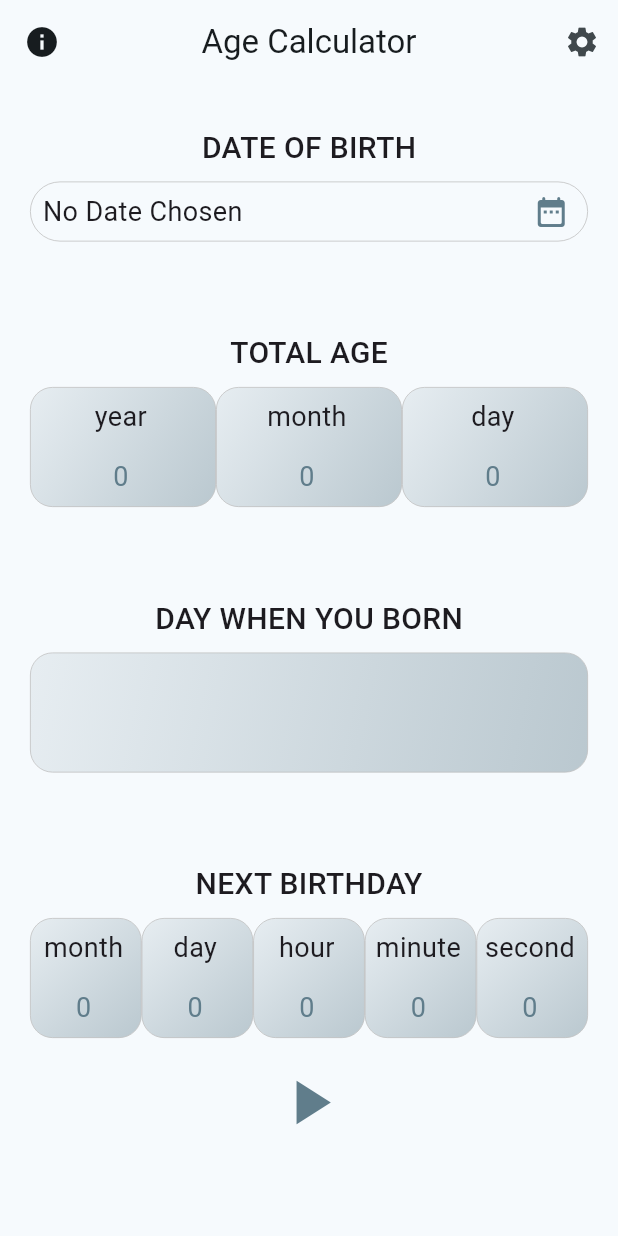
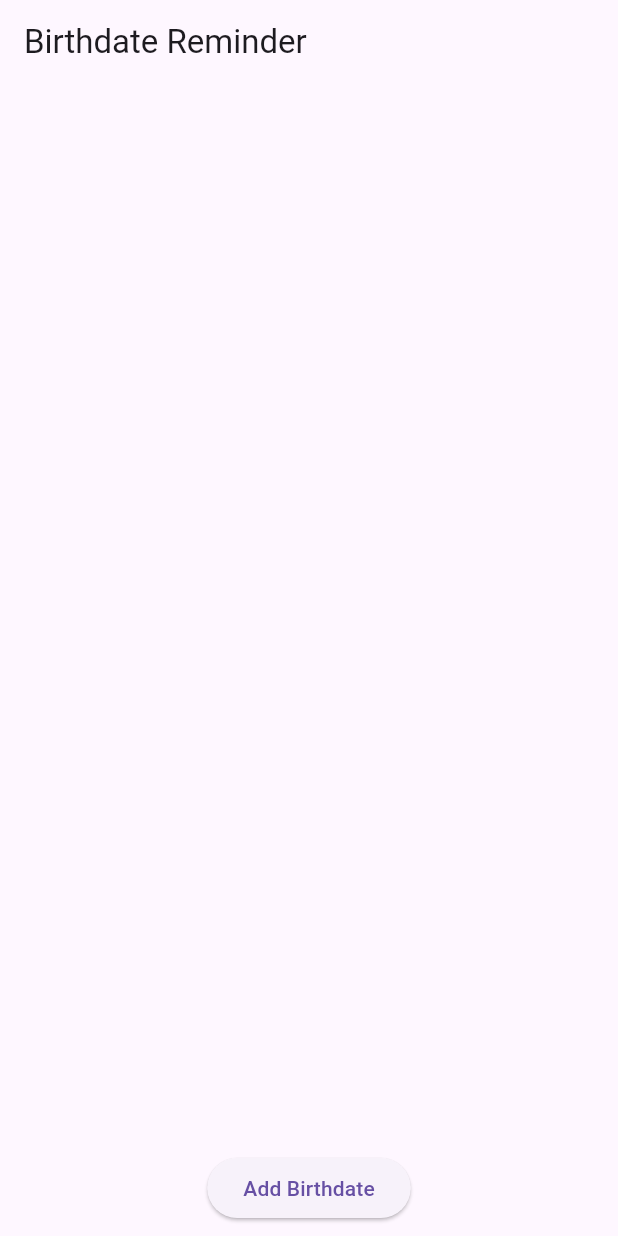
Before and after one commit to salahalshafey/my_age, a Flutter app: the screen it shows after launch, on a phone screen of 412 x 824 dp. Run offline on Flutter 3.47's test engine with Material 3 defaults, Android fonts, the phone set to English and light mode, and no system bars; our stand-ins replace hijri, hive_flutter, shared_preferences, time; accounts and stored records are empty; generated files the repository leaves out were written again.

Commit message:
saving data

```diff
--- a/lib/main.dart
+++ b/lib/main.dart
@@ -1,22 +1,24 @@
 import 'package:flutter/material.dart';
 import 'package:provider/provider.dart';
-import 'package:hive_flutter/hive_flutter.dart';
+import 'providers/birthdate_provider.dart';
+import 'src/pages/home_screen.dart';
 
-import 'src/app.dart';
-import 'src/providers/general_settings_provider.dart';
+void main() {
+  runApp(MyApp());
+}
 
-void main() async {
-  WidgetsFlutterBinding.ensureInitialized();
-
-  await Hive.initFlutter("My_Age");
-  await Hive.openBox("general_settings");
-
-  runApp(
-    MultiProvider(
-      providers: [
-        ChangeNotifierProvider(create: (ctx) => GeneralSettings()),
-      ],
-      child: const MyApp(),
-    ),
-  );
+class MyApp extends StatelessWidget {
+  @override
+  Widget build(BuildContext context) {
+    return ChangeNotifierProvider(
+      create: (context) => BirthdateProvider(),
+      child: MaterialApp(
+        title: 'Birthdate Reminder',
+        theme: ThemeData(
+          primarySwatch: Colors.blue,
+        ),
+        home: HomeScreen(),
+      ),
+    );
+  }
 }
--- /dev/null
+++ b/lib/models/person.dart
@@ -0,0 +1,22 @@
+class Person {
+  final String name;
+  final DateTime birthdate;
+
+  Person({required this.name, required this.birthdate});
+
+  // Convert a Person object to a Map for storage
+  Map<String, dynamic> toMap() {
+    return {
+      'name': name,
+      'birthdate': birthdate.toIso8601String(),
+    };
+  }
+
+  // Create a Person object from a Map
+  factory Person.fromMap(Map<String, dynamic> map) {
+    return Person(
+      name: map['name'],
+      birthdate: DateTime.parse(map['birthdate']),
+    );
+  }
+}
--- /dev/null
+++ b/lib/providers/birthdate_provider.dart
@@ -0,0 +1,42 @@
+import 'package:flutter/material.dart';
+import '../models/person.dart';
+import 'birthdate_storage.dart';
+
+class BirthdateProvider with ChangeNotifier {
+  final List<Person> _people = [];
+  final BirthdateStorage _storage = BirthdateStorage();
+
+  BirthdateProvider() {
+    _loadPeople();
+  }
+
+  List<Person> get people => List.unmodifiable(_people);
+
+  void addPerson(Person person) {
+    _people.add(person);
+    _savePeople();
+    notifyListeners();
+  }
+
+  void removePerson(Person person) {
+    _people.remove(person);
+    _savePeople();
+    notifyListeners();
+  }
+
+  void clearAll() {
+    _people.clear();
+    _savePeople();
+    notifyListeners();
+  }
+
+  Future<void> _loadPeople() async {
+    final loadedPeople = await _storage.loadPeople();
+    _people.addAll(loadedPeople);
+    notifyListeners();
+  }
+
+  Future<void> _savePeople() async {
+    await _storage.savePeople(_people);
+  }
+}
--- a/lib/src/pages/home_screen.dart
+++ b/lib/src/pages/home_screen.dart
@@ -1,131 +1,107 @@
 import 'package:flutter/material.dart';
-import 'package:hijri/hijri_calendar.dart';
-import 'package:my_age/l10n/l10n.dart';
+import 'package:provider/provider.dart';
+import '../../providers/birthdate_provider.dart';
+import '../../models/person.dart';
 
-import '../models/person.dart';
-
-import 'genearal_settings_screen.dart';
-import 'about_app_screen.dart';
-
-import '../widgets/date_picker.dart';
-import '../widgets/total_age.dart';
-import '../widgets/day_when_you_born.dart';
-import '../widgets/next_birth_day.dart';
-import '../widgets/next_birth_day_live.dart';
-
-class HomeScreen extends StatefulWidget {
-  const HomeScreen({Key? key}) : super(key: key);
-
-  @override
-  State<HomeScreen> createState() => _HomeScreenState();
-}
-
-class _HomeScreenState extends State<HomeScreen> {
-  late Person _person = Person(context: context);
-  DateTime? theDate;
-
-  void _addBirthDate(DateTime? date) {
-    setState(() {
-      theDate = date;
-      _person = Person(birthDate: date, context: context);
-    });
-  }
-
+class HomeScreen extends StatelessWidget {
   @override
   Widget build(BuildContext context) {
-    HijriCalendar.setLocal(Localizations.localeOf(context).languageCode);
-
-    var horizantalPadding = 20.0;
-    var width = MediaQuery.of(context).size.width;
-    if (width > 800) {
-      horizantalPadding += (width - 800) / 2;
-    }
+    final birthdateProvider = Provider.of<BirthdateProvider>(context);
 
     return Scaffold(
       appBar: AppBar(
-        title: Text(Strings.of(context).ageCalculator),
-        leading: IconButton(
-          tooltip: Strings.of(context).about,
+        title: Text('Birthdate Reminder'),
+      ),
+      body: Column(
+        children: [
+          Expanded(
+            child: ListView.builder(
+              itemCount: birthdateProvider.people.length,
+              itemBuilder: (context, index) {
+                final person = birthdateProvider.people[index];
+                return ListTile(
+                  title: Text(person.name),
+                  subtitle: Text(person.birthdate.toLocal().toString().split(' ')[0]),
+                  trailing: IconButton(
+                    icon: Icon(Icons.delete),
                     onPressed: () {
-            goToScreenWithSlideTransition(
-              context,
-              const AboutAppScreen(),
-              reverseDirection: true,
+                      birthdateProvider.removePerson(person);
+                    },
+                  ),
                 );
               },
-          icon: const Icon(Icons.info),
             ),
-        actions: [
-          IconButton(
-            tooltip: Strings.of(context).settings,
-            onPressed: () {
-              goToScreenWithSlideTransition(
-                context,
-                const GeneralSettingsScreen(),
-              );
+          ),
+          Padding(
+            padding: const EdgeInsets.all(8.0),
+            child: ElevatedButton(
+              onPressed: () async {
+                final newPerson = await _showAddPersonDialog(context);
+                if (newPerson != null) {
+                  birthdateProvider.addPerson(newPerson);
+                }
               },
-            icon: const Icon(Icons.settings),
+              child: Text('Add Birthdate'),
             ),
-        ],
-        centerTitle: true,
           ),
-      body: ListView(
-        padding: EdgeInsets.symmetric(horizontal: horizantalPadding),
-        children: <Widget>[
-          const SizedBox(height: 20),
-          DatePiker(_addBirthDate),
-          const SizedBox(height: 50),
-          TotalAge(
-            Strings.of(context).totalAge,
-            _person.totalAge,
-          ),
-          const SizedBox(height: 50),
-          DayWhenYouBorn(_person.dayOfBorn, _person.hijriDate),
-          const SizedBox(height: 50),
-          NextBirthDay(
-            Strings.of(context).nextBirthday,
-            _person.remainingTimeToNextBirthDay,
-          ),
-          const SizedBox(height: 10),
-          Align(child: NextBirthDayLive(_addBirthDate, theDate)),
-          const SizedBox(height: 20),
         ],
       ),
     );
   }
+
+  Future<Person?> _showAddPersonDialog(BuildContext context) async {
+    final nameController = TextEditingController();
+    DateTime? selectedDate;
+
+    return showDialog<Person>(
+      context: context,
+      builder: (context) {
+        return AlertDialog(
+          title: Text('Add Birthdate'),
+          content: Column(
+            mainAxisSize: MainAxisSize.min,
+            children: [
+              TextField(
+                controller: nameController,
+                decoration: InputDecoration(labelText: 'Name'),
+              ),
+              SizedBox(height: 10),
+              ElevatedButton(
+                onPressed: () async {
+                  final pickedDate = await showDatePicker(
+                    context: context,
+                    initialDate: DateTime.now(),
+                    firstDate: DateTime(1900),
+                    lastDate: DateTime(2100),
+                  );
+                  if (pickedDate != null) {
+                    selectedDate = pickedDate;
                   }
-
-void goToScreenWithSlideTransition(
-  BuildContext context,
-  Widget screen, {
-  Offset? beginOffset,
-  Duration transitionDuration = const Duration(milliseconds: 300),
-  Duration reverseTransitionDuration = const Duration(milliseconds: 300),
-  bool reverseDirection = false,
-}) {
-  Navigator.push(
-    context,
-    PageRouteBuilder(
-      pageBuilder: (context, animation, secondaryAnimation) => screen,
-      transitionsBuilder: (ctx, animation, secondaryAnimation, child) {
-        // ScaffoldMessenger.of(ctx).removeCurrentSnackBar();
-
-        var screenTransitionDirection =
-            Directionality.of(ctx) == TextDirection.rtl ? -1.0 : 1.0;
-        if (reverseDirection) {
-          screenTransitionDirection *= -1;
+                },
+                child: Text('Select Birthdate'),
+              ),
+            ],
+          ),
+          actions: [
+            TextButton(
+              onPressed: () {
+                Navigator.of(context).pop();
+              },
+              child: Text('Cancel'),
+            ),
+            TextButton(
+              onPressed: () {
+                if (nameController.text.isNotEmpty && selectedDate != null) {
+                  Navigator.of(context).pop(
+                    Person(name: nameController.text, birthdate: selectedDate!),
+                  );
                 }
-
-        return SlideTransition(
-          position: Tween<Offset>(
-            begin: beginOffset ?? Offset(screenTransitionDirection, 0),
-            end: Offset.zero,
-          ).animate(animation),
-          child: child,
+              },
+              child: Text('Add'),
+            ),
+          ],
         );
       },
-      transitionDuration: transitionDuration,
-      reverseTransitionDuration: reverseTransitionDuration,
-    ),
     );
   }
+}
```
Also changed, not shown: lib/providers/birthdate_storage.dart (added, +23 -0 lines), pubspec.yaml (+2 -5 lines). Lines whose indentation alone changed are shown as unchanged.
